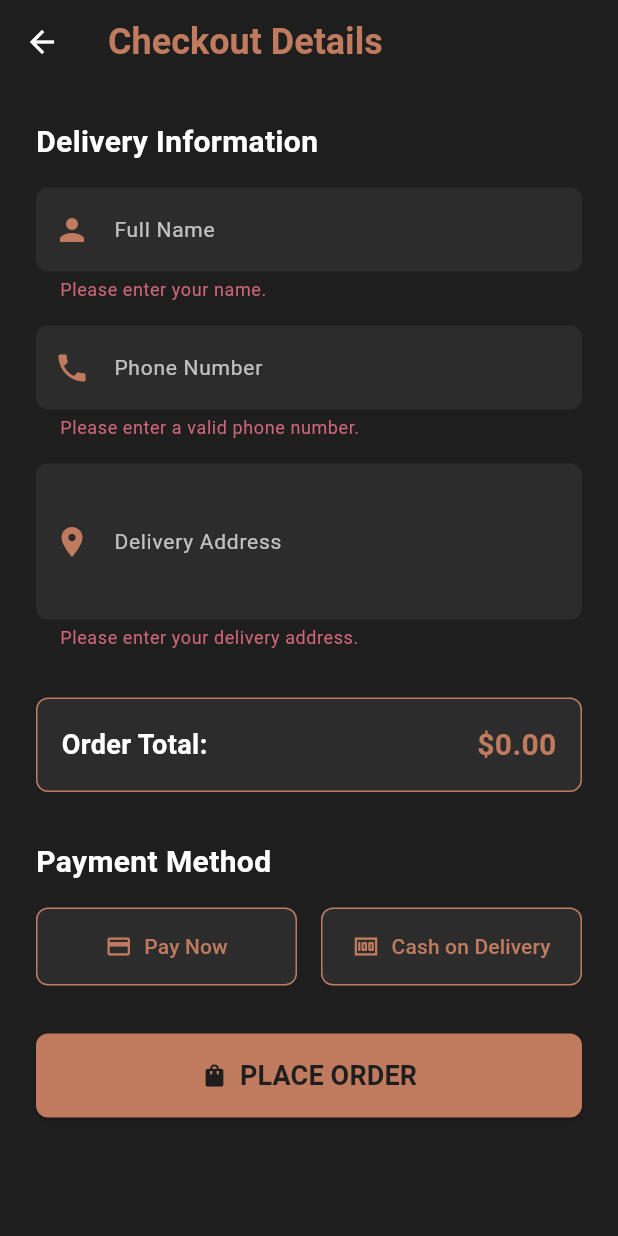
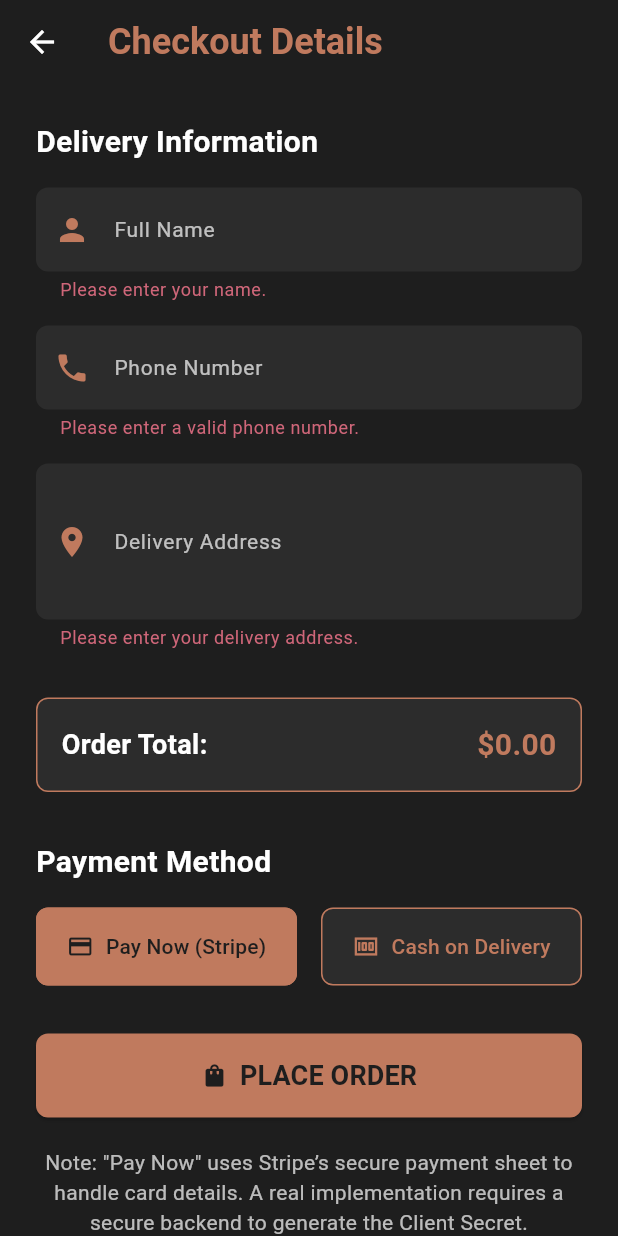
Before and after one commit to Siraj7S6/Desi_Grrilz, a Flutter app: the CheckoutScreen screen opened directly, after a tap on "PLACE ORDER", on a phone screen of 412 x 824 dp. Run offline on Flutter 3.47's test engine with Material 3 defaults, Android fonts, the phone set to English and light mode, and no system bars; missing offline and left inert: flutter_stripe; network calls fail.

Commit message:
initial message

```diff
--- a/lib/main.dart
+++ b/lib/main.dart
@@ -1,18 +1,26 @@
 import 'package:flutter/material.dart';
+// FIX: Added 'hide Card' to prevent name conflict with the Flutter Material Card widget.
+import 'package:flutter_stripe/flutter_stripe.dart' hide Card;
 
-// --- NETWORK IMAGE URLS ---
+// --- ASSET PATHS (Using exact casing from pubspec.yaml) ---
+const String RESTAURANT_ASSET_PATH = 'assets/restaurent.JPG';
+const String LOGO_ASSET_PATH = 'assets/logo.png';
+
+// --- NETWORK IMAGE URLS FOR MENU ITEMS (to maintain stability) ---
 const String RESERVATION_AMBIANCE_URL = "https://images.unsplash.com/photo-1551632759-e93540a5a679?fit=crop&w=1080&q=80";
-
-// --- CONTACT INFORMATION ---
-const String RESTAURANT_EMAIL = 'reservations@desigrillz.com';
-
-// --- UPDATED FOOD DISH URLS FOR MAXIMUM STABILITY (Using simple picsum.photos links) ---
 const String MUTTON_SEEKH_KEBAB_URL = "https://picsum.photos/id/292/300";
 const String CHICKEN_BOTI_URL = "https://picsum.photos/id/351/300";
 const String PANEER_TIKKA_URL = "https://picsum.photos/id/1080/300";
 const String BUTTER_NAAN_URL = "https://picsum.photos/id/21/300";
 const String BIRYANI_URL = "https://picsum.photos/id/164/300";
 const String MANGO_LASSI_URL = "https://picsum.photos/id/257/300";
+
+// --- CONTACT INFORMATION ---
+const String RESTAURANT_EMAIL = 'reservations@desigrillz.com';
+
+// --- STRIPE CONFIGURATION ---
+// IMPORTANT: Replace this with your actual Stripe Publishable Key (pk_test_...)
+const String STRIPE_PUBLISHABLE_KEY = 'pk_test_51O7Q1HGD7kU8gCqXjC3x3h9Q5pB4K6o2r4z4I6t7R9vY0m7sWf2x0w9pE4jN3y2F5q0V3k4d6b0a8C2e9H1fA0L7';
 
 // --- 1. THEME AND STYLES ---
 
@@ -58,9 +66,26 @@ class AppStyles {
   );
 }
 
-// --- 2. MAIN APPLICATION SETUP ---
+// --- 2. MAIN APPLICATION SETUP (FIX APPLIED HERE) ---
 
 void main() {
+  // Ensure Flutter binding is initialized first
+  WidgetsFlutterBinding.ensureInitialized();
+
+  // FIX: Wrap Stripe initialization in a try-catch block.
+  // This prevents the app from crashing due to environmental issues with the Stripe library
+  // (a common cause of white screens). The app will run even if payment setup fails.
+  try {
+    Stripe.publishableKey = STRIPE_PUBLISHABLE_KEY;
+    Stripe.merchantIdentifier = 'merchant.com.desigrillz'; // Required for Apple Pay
+    Stripe.urlScheme = 'flutterstripe'; // Required for 3D Secure redirects
+    // NOTE: In a real app, this should be set only if the platform supports it.
+    print("Stripe initialization attempted successfully.");
+  } catch (e) {
+    // Log the error but allow the app to run
+    print("WARNING: Stripe initialization failed. Payment functionality may be disabled. Error: $e");
+  }
+
   runApp(const DesiGrillzApp());
 }
 
@@ -178,6 +203,11 @@ class CartManager {
 
   static int get totalItemCount {
     return cartItems.value.fold(0, (total, current) => total + current.quantity);
+  }
+
+  static void clearCart() {
+    cartItems.value = [];
+    cartItems.notifyListeners();
   }
 }
 
@@ -451,7 +481,7 @@ class _MainScreenState extends State<MainScreen> {
   }
 }
 
-// 5.1 Home Screen
+// 5.1 Home Screen (ASSET FIX APPLIED HERE)
 class HomePage extends StatelessWidget {
   const HomePage({super.key});
 
@@ -468,14 +498,14 @@ class HomePage extends StatelessWidget {
             background: Stack(
               fit: StackFit.expand,
               children: [
-                // 1. Asset Image for the restaurant ambiance
+                // 1. Restaurant Ambiance Image: Reverted to Image.asset with correct path casing
                 Image.asset(
-                  'assets/restaurent.jpg',
+                  RESTAURANT_ASSET_PATH,
                   fit: BoxFit.cover,
                   errorBuilder: (context, error, stackTrace) {
                     return Container(
                       color: AppColors.surfaceDark,
-                      child: Center(child: Text("Asset Image Not Found: assets/restaurent.jpg", style: AppStyles.bodyStyle)),
+                      child: Center(child: Text("Restaurant Ambiance (Asset not found)", style: AppStyles.bodyStyle)),
                     );
                   },
                 ),
@@ -490,7 +520,7 @@ class HomePage extends StatelessWidget {
                     ),
                   ),
                 ),
-                // 3. Circular Logo in the center (Image.asset)
+                // 3. Circular Logo in the center (Reverted to Image.asset with correct path)
                 Center(
                   child: Container(
                     width: 130,
@@ -508,7 +538,7 @@ class HomePage extends StatelessWidget {
                     ),
                     child: ClipOval(
                       child: Image.asset(
-                        'assets/logo.png',
+                        LOGO_ASSET_PATH,
                         fit: BoxFit.cover,
                         errorBuilder: (context, error, stackTrace) =>
                            const Icon(Icons.star, size: 80, color: AppColors.primaryBronze),
@@ -669,8 +699,9 @@ class CartScreen extends StatelessWidget {
 
 // Widget for displaying and managing individual cart items
 class CartItemTile extends StatelessWidget {
+  // FIX APPLIED IN PREVIOUS TURN: Declared CartItem as a class member
   final CartItem cartItem;
-  const CartItemTile({super.key, required this.cartItem});
+  const CartItemTile({super.key, required this.cartItem}); // Now refers to the class field
 
   @override
   Widget build(BuildContext context) {
@@ -748,7 +779,8 @@ class _CheckoutScreenState extends State<CheckoutScreen> {
   final TextEditingController _phoneController = TextEditingController();
   final TextEditingController _addressController = TextEditingController();
 
-  PaymentMethod? _paymentMethod; // Null initially, forcing selection
+  PaymentMethod? _paymentMethod = PaymentMethod.pay; // Default to Pay Now for easier testing
+  bool _isLoading = false;
 
   @override
   void dispose() {
@@ -758,7 +790,97 @@ class _CheckoutScreenState extends State<CheckoutScreen> {
     super.dispose();
   }
 
-  void _placeOrder() {
+  // --- STRIPE PAYMENT FUNCTION ---
+  Future<void> _handleStripePayment(double amount) async {
+    if (amount <= 0) return;
+
+    setState(() {
+      _isLoading = true;
+    });
+
+    try {
+      // 1. Backend Simulation: Create a Payment Intent
+      // --------------------------------------------------------------------------------
+      // WARNING: These are MOCK values. This payment flow WILL FAIL at runtime
+      // because you must replace these with real secrets returned from your
+      // secure backend server after creating a PaymentIntent.
+      final String clientSecret = 'client_secret_mock_test_token_'; // REPLACE WITH REAL VALUE FROM BACKEND
+      final String ephemeralKey = 'ek_mock_test_token';             // REPLACE WITH REAL VALUE FROM BACKEND
+      final String customerId = 'cus_mock_test_id';                  // REPLACE WITH REAL VALUE FROM BACKEND
+      // --------------------------------------------------------------------------------
+
+      // 2. Initialize Payment Sheet
+      await Stripe.instance.initPaymentSheet(
+        paymentSheetParameters: SetupPaymentSheetParameters(
+          paymentIntentClientSecret: clientSecret,
+          merchantDisplayName: 'Desi Grillz',
+          customerId: customerId,
+          customerEphemeralKeySecret: ephemeralKey,
+          style: ThemeMode.dark,
+          // Optional: Force card payment method for simplicity
+          billingDetails: const BillingDetails(
+            email: RESTAURANT_EMAIL,
+            address: Address(
+              country: 'US',
+              line1: '123 Test St',
+              // FIX APPLIED IN PREVIOUS TURN: Added required parameter line2, set to null
+              line2: null,
+              city: 'Test City',
+              postalCode: '10001',
+              state: 'NY',
+            ),
+          ),
+        ),
+      );
+
+      // 3. Display Payment Sheet and await confirmation
+      await Stripe.instance.presentPaymentSheet();
+
+      // If successful (no exception thrown), we proceed to finalize order
+      _finalizeOrder('Online Payment (Stripe)');
+
+    } on Exception catch (e) {
+      String message = 'Payment failed. Please try again.';
+      if (e is StripeException) {
+        // This is where you will likely see an error due to the mock secrets
+        message = 'Stripe Error: ${e.error.localizedMessage}. Check clientSecret and Ephemeral Key.';
+      }
+      ScaffoldMessenger.of(context).showSnackBar(
+        SnackBar(
+          content: Text(message),
+          backgroundColor: Colors.red,
+        ),
+      );
+    } finally {
+      if(mounted) {
+        setState(() {
+          _isLoading = false;
+        });
+      }
+    }
+  }
+
+  // Finalizes the order, common to both COD and successful Stripe payment
+  void _finalizeOrder(String paymentText) {
+     final total = CartManager.cartTotal;
+
+     // 1. Clear Cart
+     CartManager.clearCart();
+
+     // 2. Show success message
+     ScaffoldMessenger.of(context).showSnackBar(
+       SnackBar(
+         content: Text('Order placed successfully! Total: \$${total.toStringAsFixed(2)}. Payment via: $paymentText'),
+         duration: const Duration(seconds: 4),
+         backgroundColor: Colors.green,
+       ),
+     );
+
+     // 3. Navigate back to cart screen
+     Navigator.of(context).pop();
+  }
+
+  void _placeOrder() async {
     if (!_formKey.currentState!.validate()) {
       return;
     }
@@ -773,23 +895,24 @@ class _CheckoutScreenState extends State<CheckoutScreen> {
       return;
     }
 
-    final total = CartManager.cartTotal;
-    final paymentText = _paymentMethod == PaymentMethod.cod ? 'Cash on Delivery' : 'Online Payment';
+    // Check if loading to prevent double-tap
+    if (_isLoading) return;
 
-    // 1. Clear Cart
-    CartManager.cartItems.value = [];
-
-    // 2. Show success message
-    ScaffoldMessenger.of(context).showSnackBar(
-      SnackBar(
-        content: Text('Order placed successfully! Total: \$${total.toStringAsFixed(2)}. Payment via: $paymentText'),
-        duration: const Duration(seconds: 4),
-        backgroundColor: Colors.green,
-      ),
-    );
-
-    // 3. Navigate back to cart screen
-    Navigator.of(context).pop();
+    if (_paymentMethod == PaymentMethod.cod) {
+      _finalizeOrder('Cash on Delivery');
+    } else if (_paymentMethod == PaymentMethod.pay) {
+      final amount = CartManager.cartTotal;
+      if (amount > 0) {
+        await _handleStripePayment(amount);
+      } else {
+         ScaffoldMessenger.of(context).showSnackBar(
+           SnackBar(
+             content: const Text('Cart is empty. Cannot process payment.'),
+             backgroundColor: Colors.red.withOpacity(0.8),
+           ),
+         );
+      }
+    }
   }
 
   Widget _buildPaymentButton({
@@ -910,7 +1033,7 @@ class _CheckoutScreenState extends State<CheckoutScreen> {
                 children: [
                   _buildPaymentButton(
                     method: PaymentMethod.pay,
-                    label: 'Pay Now',
+                    label: 'Pay Now (Stripe)',
                     icon: Icons.payment,
                   ),
                   const SizedBox(width: 16),
@@ -927,14 +1050,31 @@ class _CheckoutScreenState extends State<CheckoutScreen> {
               SizedBox(
                 width: double.infinity,
                 child: ElevatedButton.icon(
-                  icon: const Icon(Icons.shopping_bag),
-                  onPressed: _placeOrder,
+                  icon: _isLoading
+                    ? const SizedBox(height: 20, width: 20, child: CircularProgressIndicator(color: AppColors.backgroundDark, strokeWidth: 2))
+                    : const Icon(Icons.shopping_bag),
+                  onPressed: _isLoading ? null : _placeOrder,
                   style: ElevatedButton.styleFrom(
                     padding: const EdgeInsets.symmetric(vertical: 15),
                   ),
-                  label: const Text('PLACE ORDER', style: TextStyle(fontSize: 18, fontWeight: FontWeight.bold)),
+                  label: Text(
+                    _isLoading
+                      ? 'PROCESSING PAYMENT...'
+                      : 'PLACE ORDER',
+                    style: const TextStyle(fontSize: 18, fontWeight: FontWeight.bold)
+                  ),
                 ),
               ),
+
+              const SizedBox(height: 20),
+
+              // PCI Compliance Warning
+              const Text(
+                'Note: "Pay Now" uses Stripe’s secure payment sheet to handle card details. A real implementation requires a secure backend to generate the Client Secret.',
+                style: AppStyles.bodyStyle,
+                textAlign: TextAlign.center,
+              )
+
             ],
           ),
         ),
--- a/pubspec.yaml
+++ b/pubspec.yaml
@@ -14,6 +14,9 @@ dependencies:
   # For icons and a polished look
   cupertino_icons: ^1.0.6
 
+  # DEPENDENCY ADDED FOR STRIPE INTEGRATION
+  flutter_stripe: ^9.0.0 # Using a common recent version
+
 dev_dependencies:
   flutter_test:
     sdk: flutter
@@ -25,6 +28,7 @@ flutter:
   # Add assets section to include the logo
   assets:
     - assets/logo.png
+    - assets/restaurent.JPG
 
   # Define custom fonts (using Inter for a clean, modern look)
   # Note: You need to download and add the font files (.ttf) to an 'fonts' folder,
```
Also changed, not shown: pubspec.lock.
